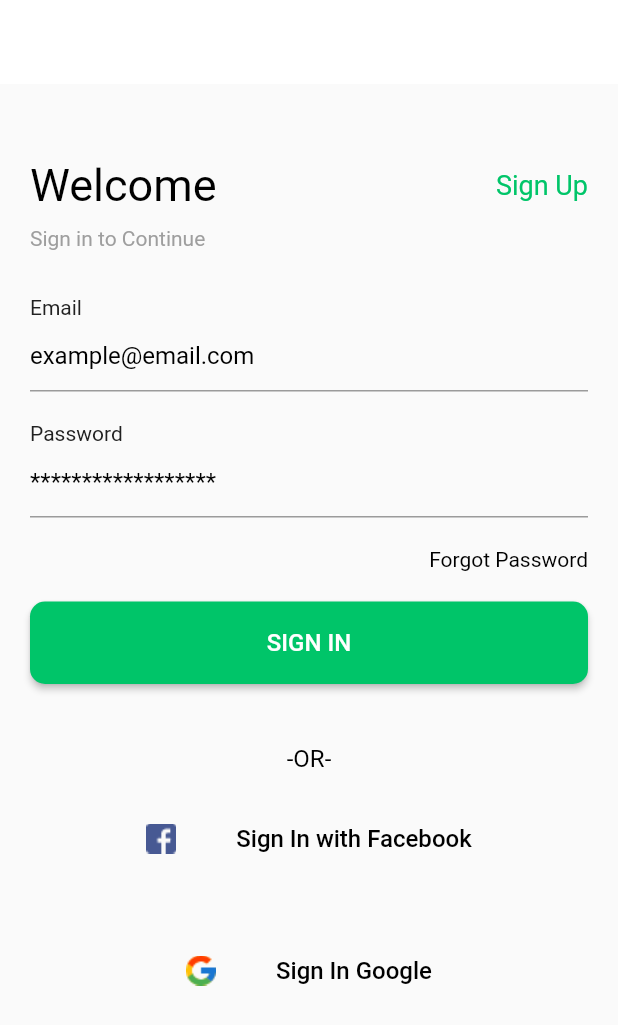
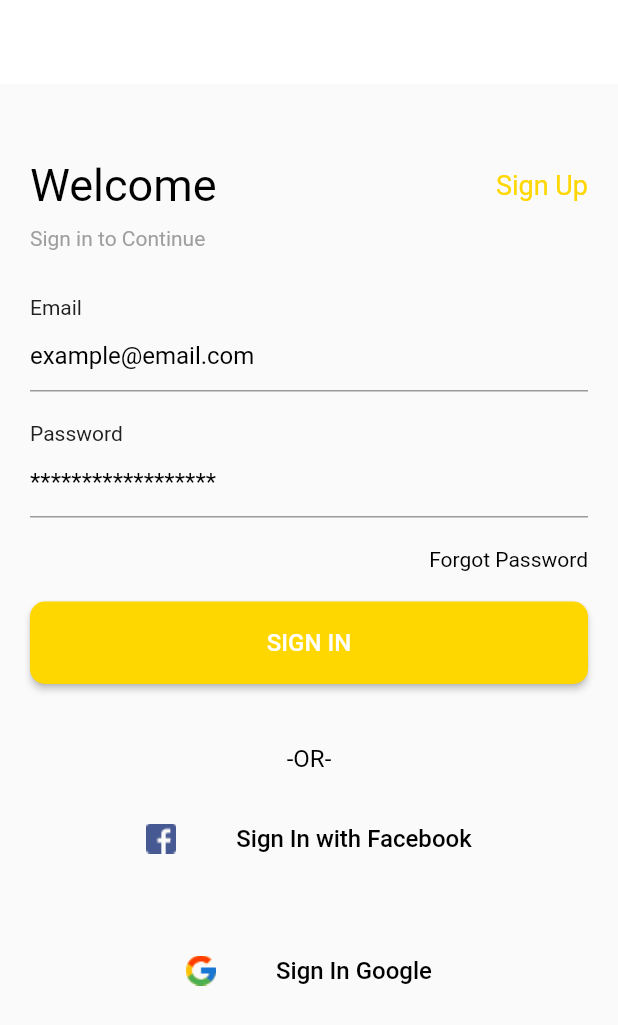
Before and after one commit to WarunaDisanayaka/jewllery-app, a Flutter app: the screen it shows after launch, on a phone screen of 412 x 824 dp. Shown: the top 1025 px of the screen. Run offline on Flutter 3.47's test engine with Material 2 defaults, Android fonts, the phone set to English and light mode, and no system bars; our stand-ins replace firebase_auth, firebase_core, get, google_sign_in; missing offline and left inert: dart:ffi; accounts and stored records are empty.

Commit message:
Login signup done

```diff
--- a/lib/constance.dart
+++ b/lib/constance.dart
@@ -1,3 +1,3 @@
 import 'package:flutter/material.dart';
 
-const primaryColor = Color.fromRGBO(0, 197, 105, 1);
+const primaryColor = Color(0xFFFFD700); // Use the hexadecimal representation for gold
--- a/lib/main.dart
+++ b/lib/main.dart
@@ -2,7 +2,7 @@ import 'package:firebase_core/firebase_core.dart';
 import 'package:flutter/material.dart';
 import 'package:get/get.dart';
 import 'package:jewllery_app/view/control_view.dart';
-import 'package:jewllery_app/view/login_screen.dart';
+import 'package:jewllery_app/view/login_view.dart';
 
 import 'helper/binding.dart';
 
--- a/lib/view/control_view.dart
+++ b/lib/view/control_view.dart
@@ -2,12 +2,12 @@ import 'package:flutter/cupertino.dart';
 import 'package:get/get.dart';
 import 'package:jewllery_app/core/viewmodel/auth_view_model.dart';
 import 'package:jewllery_app/view/home_view.dart';
-import 'package:jewllery_app/view/login_screen.dart';
+import 'package:jewllery_app/view/login_view.dart';
 
 class ControlView extends GetWidget<AuthViewModel>{
   Widget build(BuildContext context){
     return Obx((){
-      return(Get.find<AuthViewModel>().user !=null)?HomeView():LoginScreen();
+      return(Get.find<AuthViewModel>().user !=null)?HomeView():LoginView();
     });
   }
 }
--- a/lib/view/home_view.dart
+++ b/lib/view/home_view.dart
@@ -2,14 +2,14 @@ import 'package:firebase_auth/firebase_auth.dart';
 import 'package:flutter/cupertino.dart';
 import 'package:flutter/material.dart';
 import 'package:get/get.dart';
-import 'package:jewllery_app/view/login_screen.dart';
+import 'package:jewllery_app/view/login_view.dart';
 
 class HomeView extends StatelessWidget{
   FirebaseAuth _auth = FirebaseAuth.instance;
   Widget build(BuildContext context){
     return Scaffold(
       appBar: AppBar(title: Text('Home Screen'),),
-      body: Center(child: ElevatedButton(onPressed:(){_auth.signOut();Get.offAll(LoginScreen());} , child: Text("Logout"),),),
+      body: Center(child: ElevatedButton(onPressed:(){_auth.signOut();Get.offAll(LoginView());} , child: Text("Logout"),),),
     );
   }
 }
--- /dev/null
+++ b/lib/view/login_view.dart
@@ -0,0 +1,94 @@
+import 'package:flutter/material.dart';
+import 'package:get/get.dart';
+import 'package:get/get_core/src/get_main.dart';
+import 'package:google_sign_in/google_sign_in.dart';
+import 'package:jewllery_app/core/viewmodel/auth_view_model.dart';
+import 'package:jewllery_app/view/register_view.dart';
+import 'package:jewllery_app/view/second_screen.dart';
+import 'package:jewllery_app/view/widgets/custom_button.dart';
+import 'package:jewllery_app/view/widgets/custom_button_social.dart';
+import 'package:jewllery_app/view/widgets/custom_text.dart';
+import 'package:jewllery_app/view/widgets/custom_text_form_field.dart';
+import 'package:jewllery_app/constance.dart';
+
+class LoginView extends GetWidget<AuthViewModel> {
+  final GlobalKey<FormState> _formKey = GlobalKey<FormState>();
+
+  String email="", password="";
+
+  Widget build(BuildContext context) {
+    return Scaffold(
+      appBar: AppBar(
+        elevation: 0.0,
+        backgroundColor: Colors.white,
+      ),
+      body: Padding(
+        padding: const EdgeInsets.only(top: 50, right: 20, left: 20),
+        child: Form(
+          key: _formKey,
+          child: Column(
+            children: [
+              Row(
+                mainAxisAlignment: MainAxisAlignment.spaceBetween,
+                children: [
+                  CustomText(text: 'Welcome', fontSize: 30,),
+                  GestureDetector(
+                      onTap: (){
+                        Get.to(RegisterView());
+                      },
+                      child: CustomText(text: 'Sign Up', color: primaryColor, fontSize: 18,)),
+                ],
+              ),
+              SizedBox(height: 10),
+              CustomText(text: 'Sign in to Continue', fontSize: 14, color: Colors.grey,),
+              SizedBox(height: 30),
+              CustomTextFormField('Email', 'example@email.com', (value){
+               controller.email =value!;
+              }, (value){
+                if(value==null){
+                  print("Error");
+                }
+              }),
+              SizedBox(height: 20),
+              CustomTextFormField('Password', '******************', (value) {controller.password = value!;}, (value){
+                if(value==null){
+                  print("Error");
+                }
+              }),
+              SizedBox(height: 20),
+              CustomText(text: 'Forgot Password', fontSize: 14, alignment: Alignment.topRight,),
+              SizedBox(height: 20),
+              CustomButton('SIGN IN', () {
+                // Navigate to the SecondScreen when the button is pressed
+                // Navigator.push(context, MaterialPageRoute(builder: (context) => SecondScreen(),
+                //   ),
+                // );
+               _formKey.currentState?.save();
+               controller.signInWithEmailAndPassword();
+              }),
+              SizedBox(height: 40),
+              CustomText(text: '-OR-', alignment: Alignment.center,),
+              SizedBox(height: 20),
+              CustomButtonSocial(
+                text: 'Sign In with Facebook',
+                onPress: () {
+                  // Handle Facebook sign-in here
+                },
+                imageName: 'assets/images/facebook.png',
+              ),
+              SizedBox(height: 40),
+              CustomButtonSocial(
+                text: 'Sign In Google',
+                onPress: () {
+                  // Handle Google sign-in here
+                  controller.googleSignInMethod();
+                },
+                imageName: 'assets/images/google.png',
+              )
+            ],
+          ),
+        ),
+      ),
+    );
+  }
+}
```
Also changed, not shown: lib/core/viewmodel/auth_view_model.dart (+9 -1 lines), lib/view/register_view.dart (renamed from lib/view/login_screen.dart, +27 -34 lines).
